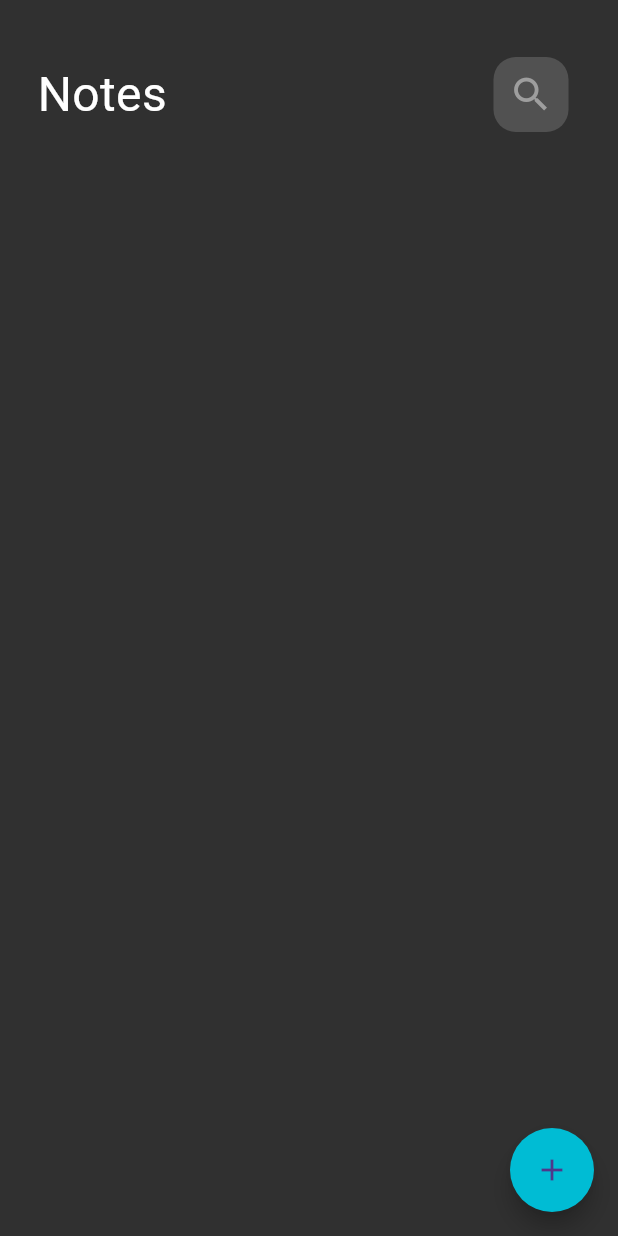
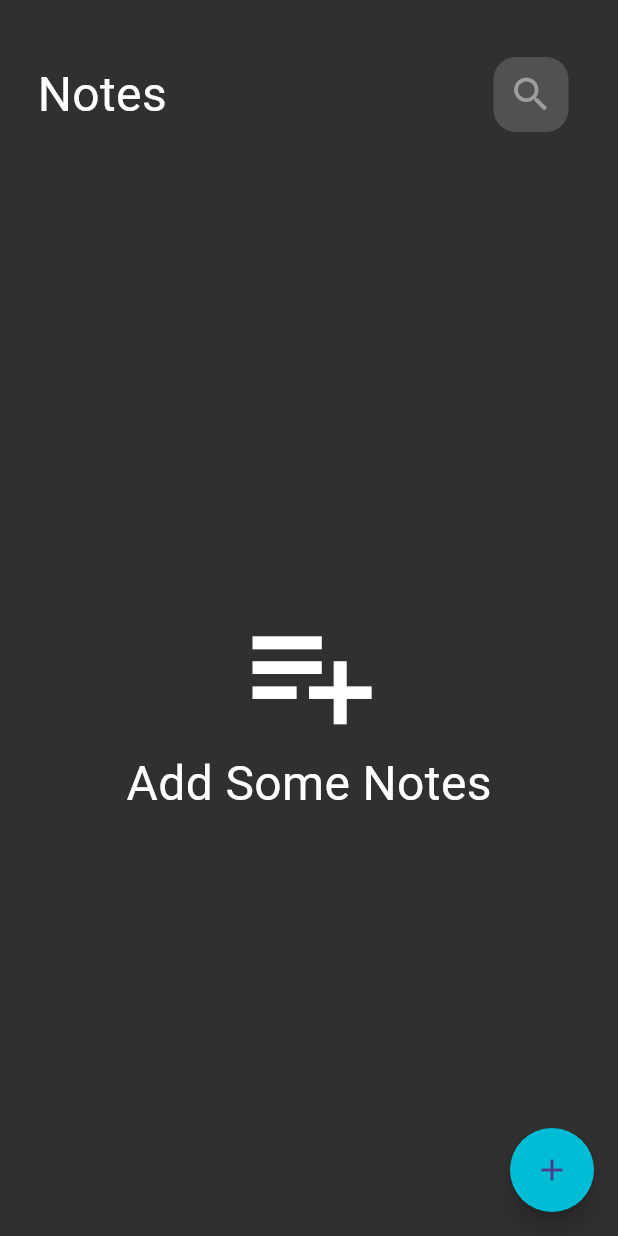
Before and after one commit to AhmedAwadNosir/Notes_App, a Flutter app: the screen it shows after launch, on a phone screen of 412 x 824 dp. Run offline on Flutter 3.47's test engine with Material 2 defaults, Android fonts, the phone set to English and light mode, and no system bars; our stand-ins replace bloc, flutter_bloc, hive, hive_flutter; accounts and stored records are empty; generated files the repository leaves out were written again.

Commit message:
add staes if notes list empty return defrent ui

```diff
--- a/lib/Features/Home/wedgits/card_item_listview.dart
+++ b/lib/Features/Home/wedgits/card_item_listview.dart
@@ -9,6 +9,7 @@ class CardItmesListView extends StatelessWidget {
 
   @override
   Widget build(BuildContext context) {
+    if (notes.isNotEmpty) {
       return ListView.builder(
         itemCount: notes.length,
         itemBuilder: (context, index) {
@@ -22,5 +23,24 @@ class CardItmesListView extends StatelessWidget {
           );
         },
       );
+    } else {
+      return const Column(
+        mainAxisAlignment: MainAxisAlignment.center,
+        children: [
+          Icon(
+            Icons.playlist_add,
+            size: 100,
+            color: Colors.white,
+          ),
+          Text(
+            "Add Some Notes",
+            style: TextStyle(
+              fontSize: 32,
+              color: Colors.white,
+            ),
+          )
+        ],
+      );
     }
   }
+}
```
Lines whose indentation alone changed are shown as unchanged.
